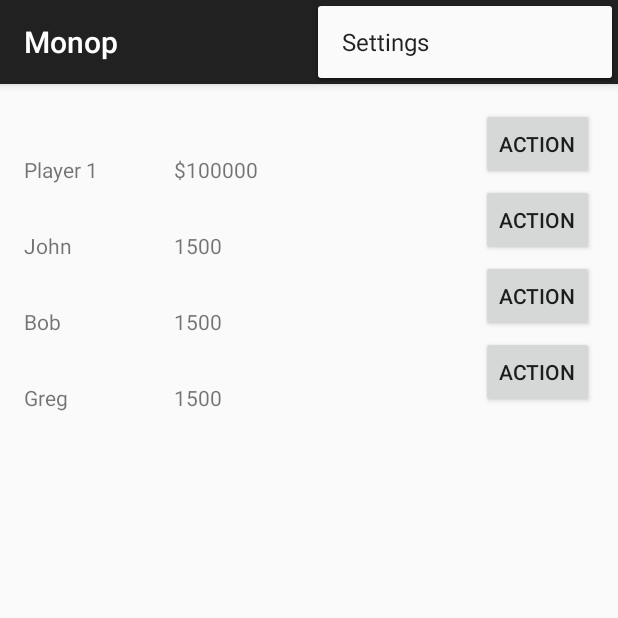
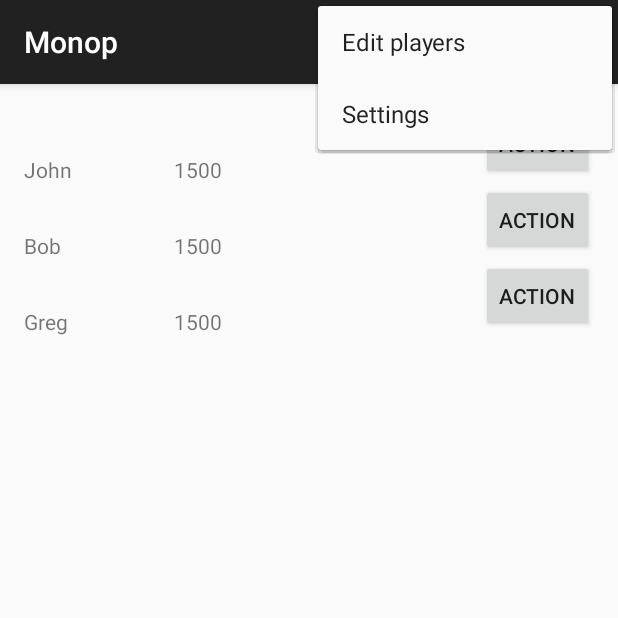
Before and after one commit to parkm/Monop, an Android app: the screen it shows after launch (MainActivity), with the options menu open, on a phone screen of 412 x 824 dp, the top half of it. Run offline under Robolectric (Android 15) with nearby library versions, the phone set to English and light mode, and no system bars.

Commit message:
Implement edit players action

```diff
--- a/app/src/main/AndroidManifest.xml
+++ b/app/src/main/AndroidManifest.xml
@@ -17,7 +17,10 @@
                 <category android:name="android.intent.category.LAUNCHER" />
             </intent-filter>
         </activity>
-        <activity android:name=".PlayerActionActivity"></activity>
+        <activity android:name=".PlayerActionActivity" />
+        <activity
+            android:name=".EditPlayersActivity"
+            android:label="@string/title_activity_edit_players"></activity>
     </application>
 
 </manifest>
--- a/app/src/main/java/com/github/parkm/monop/MainActivity.java
+++ b/app/src/main/java/com/github/parkm/monop/MainActivity.java
@@ -16,26 +16,31 @@ import java.util.HashMap;
 public class MainActivity extends ActionBarActivity {
 
     HashMap<Player, View> playerGroupViews = new HashMap<>();
+    LinearLayout playerLayout;
 
     @Override
     protected void onCreate(Bundle savedInstanceState) {
         super.onCreate(savedInstanceState);
         setContentView(R.layout.activity_main);
-        LinearLayout playerLayout = (LinearLayout) this.findViewById(R.id.playerLayout);
+        this.playerLayout = (LinearLayout) this.findViewById(R.id.playerLayout);
 
         Player[] players = {new Player("John"), new Player("Bob"), new Player("Greg")};
-        for (Player p : players) {
-            Monop.addPlayer(p);
-            View view = this.createPlayerGroupView(p);
-            playerLayout.addView(view);
-            this.playerGroupViews.put(p, view);
-        }
+        for (Player p : players) Monop.addPlayer(p);
+        this.createPlayerGroupViews();
     }
 
     @Override
     protected void onActivityResult(int requstCode, int resultCode, Intent data) {
-        for (Player p : Monop.getPlayers()) {
-            this.updatePlayerGroupView(this.playerGroupViews.get(p), p);
+        this.createPlayerGroupViews();
+    }
+
+    void createPlayerGroupViews() {
+        this.playerLayout.removeAllViews();
+        this.playerGroupViews.clear();
+        for (Player player : Monop.getPlayers()) {
+            View view = this.createPlayerGroupView(player);
+            this.playerLayout.addView(view);
+            this.playerGroupViews.put(player, view);
         }
     }
 
@@ -82,6 +87,9 @@ public class MainActivity extends ActionBarActivity {
         //noinspection SimplifiableIfStatement
         if (id == R.id.action_settings) {
             return true;
+        } else if (id == R.id.action_edit_players) {
+            startActivityForResult(new Intent(this.getBaseContext(), EditPlayersActivity.class), 0, null);
+            return true;
         }
 
         return super.onOptionsItemSelected(item);
--- a/app/src/main/res/menu/menu_main.xml
+++ b/app/src/main/res/menu/menu_main.xml
@@ -7,4 +7,9 @@
         android:orderInCategory="100"
         android:title="@string/action_settings"
         app:showAsAction="never" />
+    <item
+        android:id="@+id/action_edit_players"
+        android:orderInCategory="99"
+        android:title="@string/edit_players"
+        app:showAsAction="never" />
 </menu>
--- a/app/src/main/res/values/strings.xml
+++ b/app/src/main/res/values/strings.xml
@@ -1,5 +1,6 @@
 <resources>
     <string name="app_name">Monop</string>
     <string name="action_settings">Settings</string>
-    <string name="title_activity_main2">Main2Activity</string>
+    <string name="edit_players">Edit players</string>
+    <string name="title_activity_edit_players">Edit players</string>
 </resources>
```
Also changed, not shown: app/src/main/java/com/github/parkm/monop/EditPlayersActivity.java (added, +100 -0 lines), app/src/main/res/layout/activity_edit_players.xml (added, +63 -0 lines).
